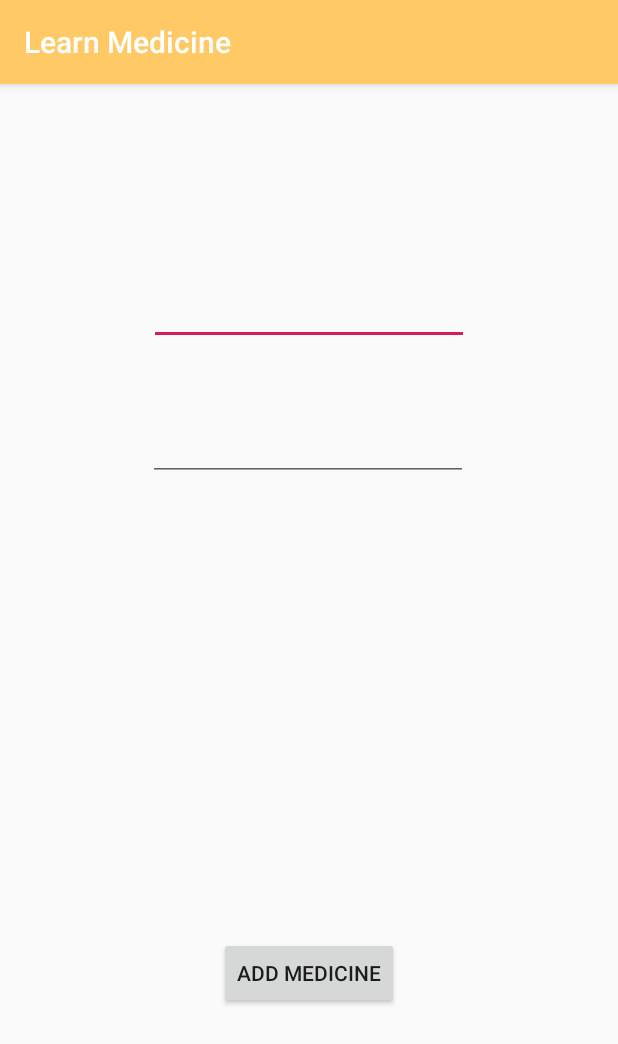
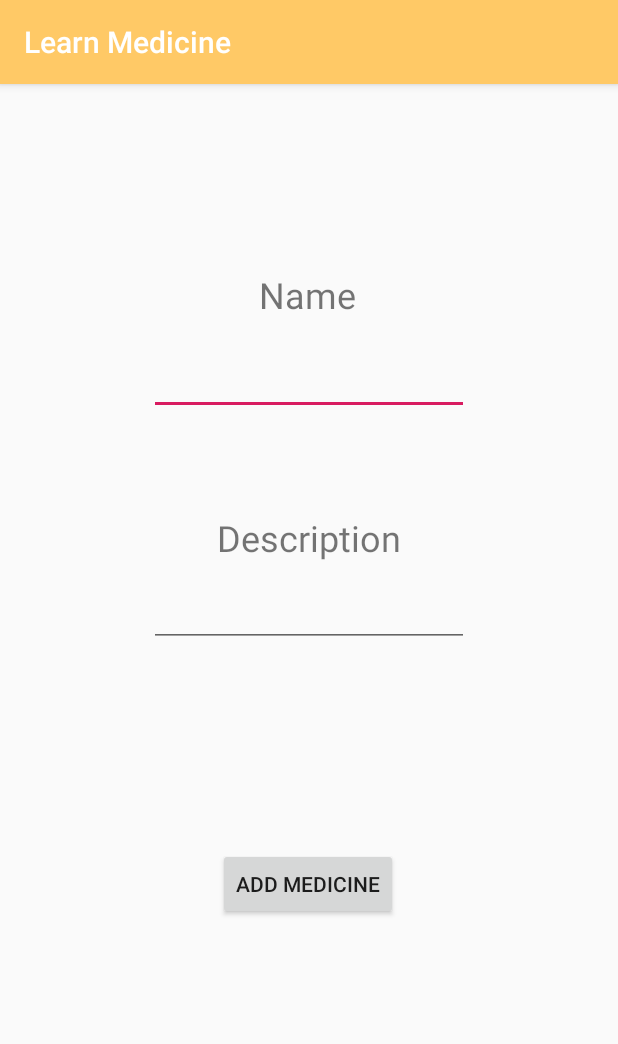
Before and after one commit to sachinl95/CTSE_Group_Project, an Android app: the AddMedicine screen opened directly, with no data from a screen before it, on a phone screen of 412 x 824 dp. Shown: the top 1044 px of the screen. Run offline under Robolectric (Android 15) with nearby library versions, the phone set to English and light mode, and no system bars; our stand-ins replace Volley; network calls fail.

Commit message:
Added Labels to Add Medicine Form

```diff
--- a/app/src/main/res/layout/activity_add_medicine.xml
+++ b/app/src/main/res/layout/activity_add_medicine.xml
@@ -10,43 +10,60 @@
         android:id="@+id/addMedicineBtn"
         android:layout_width="wrap_content"
         android:layout_height="wrap_content"
-        android:layout_marginStart="161dp"
-        android:layout_marginTop="550dp"
-        android:layout_marginEnd="162dp"
-        android:layout_marginBottom="133dp"
         android:text="Add Medicine"
         app:layout_constraintBottom_toBottomOf="parent"
         app:layout_constraintEnd_toEndOf="parent"
+        app:layout_constraintHorizontal_bias="0.498"
         app:layout_constraintStart_toStartOf="parent"
-        app:layout_constraintTop_toTopOf="parent" />
+        app:layout_constraintTop_toTopOf="parent"
+        app:layout_constraintVertical_bias="0.707" />
 
     <EditText
         android:id="@+id/nameTxt"
         android:layout_width="wrap_content"
         android:layout_height="wrap_content"
-        android:layout_marginStart="99dp"
-        android:layout_marginTop="110dp"
-        android:layout_marginEnd="99dp"
-        android:layout_marginBottom="576dp"
         android:ems="10"
         android:inputType="textPersonName"
         app:layout_constraintBottom_toBottomOf="parent"
         app:layout_constraintEnd_toEndOf="parent"
         app:layout_constraintStart_toStartOf="parent"
-        app:layout_constraintTop_toTopOf="parent" />
+        app:layout_constraintTop_toTopOf="parent"
+        app:layout_constraintVertical_bias="0.243" />
 
     <EditText
         android:id="@+id/descriptionTxt"
         android:layout_width="wrap_content"
         android:layout_height="wrap_content"
-        android:layout_marginStart="98dp"
-        android:layout_marginTop="201dp"
-        android:layout_marginEnd="100dp"
-        android:layout_marginBottom="485dp"
         android:ems="10"
         android:inputType="textPersonName"
         app:layout_constraintBottom_toBottomOf="parent"
         app:layout_constraintEnd_toEndOf="parent"
         app:layout_constraintStart_toStartOf="parent"
-        app:layout_constraintTop_toTopOf="parent" />
+        app:layout_constraintTop_toTopOf="parent"
+        app:layout_constraintVertical_bias="0.457" />
+
+    <TextView
+        android:id="@+id/textView2"
+        android:layout_width="wrap_content"
+        android:layout_height="wrap_content"
+        android:text="Name"
+        android:textSize="24sp"
+        app:layout_constraintBottom_toBottomOf="parent"
+        app:layout_constraintEnd_toEndOf="parent"
+        app:layout_constraintHorizontal_bias="0.498"
+        app:layout_constraintStart_toStartOf="parent"
+        app:layout_constraintTop_toTopOf="parent"
+        app:layout_constraintVertical_bias="0.169" />
+
+    <TextView
+        android:id="@+id/textView3"
+        android:layout_width="wrap_content"
+        android:layout_height="wrap_content"
+        android:text="Description"
+        android:textSize="24sp"
+        app:layout_constraintBottom_toBottomOf="parent"
+        app:layout_constraintEnd_toEndOf="parent"
+        app:layout_constraintStart_toStartOf="parent"
+        app:layout_constraintTop_toTopOf="parent"
+        app:layout_constraintVertical_bias="0.389" />
 </android.support.constraint.ConstraintLayout>
```
